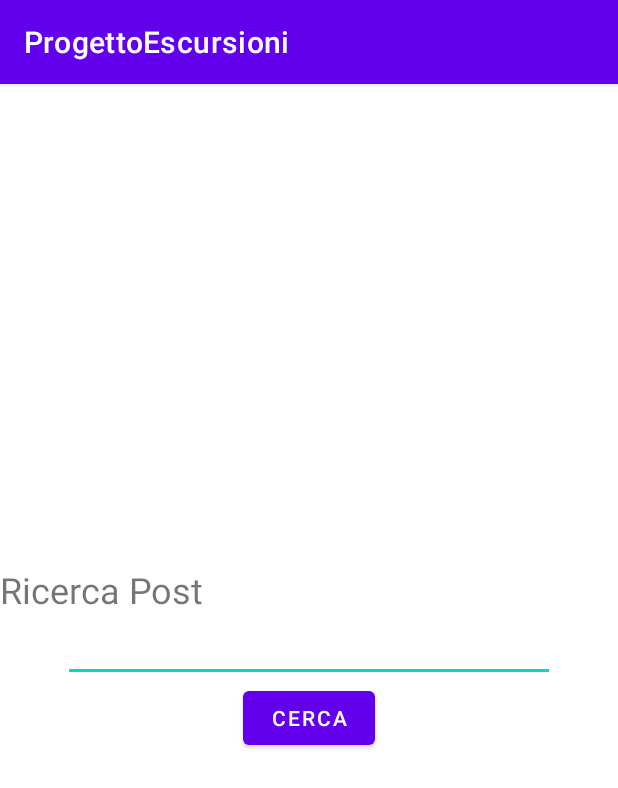
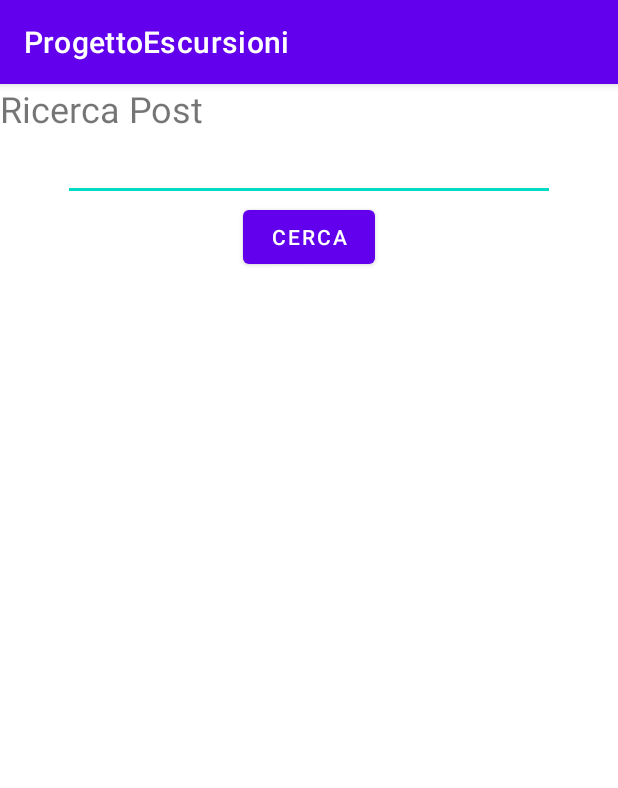
Before and after one commit to MatteoAielloITSAR/ProgettoEscursioni, an Android app: the SearchPostActivity screen opened directly, with no data from a screen before it, on a phone screen of 412 x 824 dp. Shown: the top 788 px of the screen. Run offline under Robolectric (Android 15) with nearby library versions, the phone set to English and light mode, and no system bars.

Commit message:
scrollview

```diff
--- a/ProgettoEscursioni/app/src/main/res/layout/activity_search_post.xml
+++ b/ProgettoEscursioni/app/src/main/res/layout/activity_search_post.xml
@@ -1,10 +1,20 @@
 <?xml version="1.0" encoding="utf-8"?>
+
+<ScrollView xmlns:android="http://schemas.android.com/apk/res/android"
+    xmlns:app="http://schemas.android.com/apk/res-auto"
+    xmlns:tools="http://schemas.android.com/tools"
+    android:layout_width="match_parent"
+    android:layout_height="match_parent"
+
+    tools:context=".AccountVetrina"
+    android:orientation="vertical">
+
     <LinearLayout xmlns:android="http://schemas.android.com/apk/res/android"
         xmlns:app="http://schemas.android.com/apk/res-auto"
         xmlns:tools="http://schemas.android.com/tools"
 
         android:layout_width="match_parent"
-    android:layout_height="match_parent"
+        android:layout_height="wrap_content"
         android:gravity="center"
         android:orientation="vertical"
         tools:context=".SearchPostActivity">
@@ -31,3 +41,5 @@
             android:text="Cerca" />
 
     </LinearLayout>
+
+</ScrollView>
```
Lines whose indentation alone changed are shown as unchanged.
